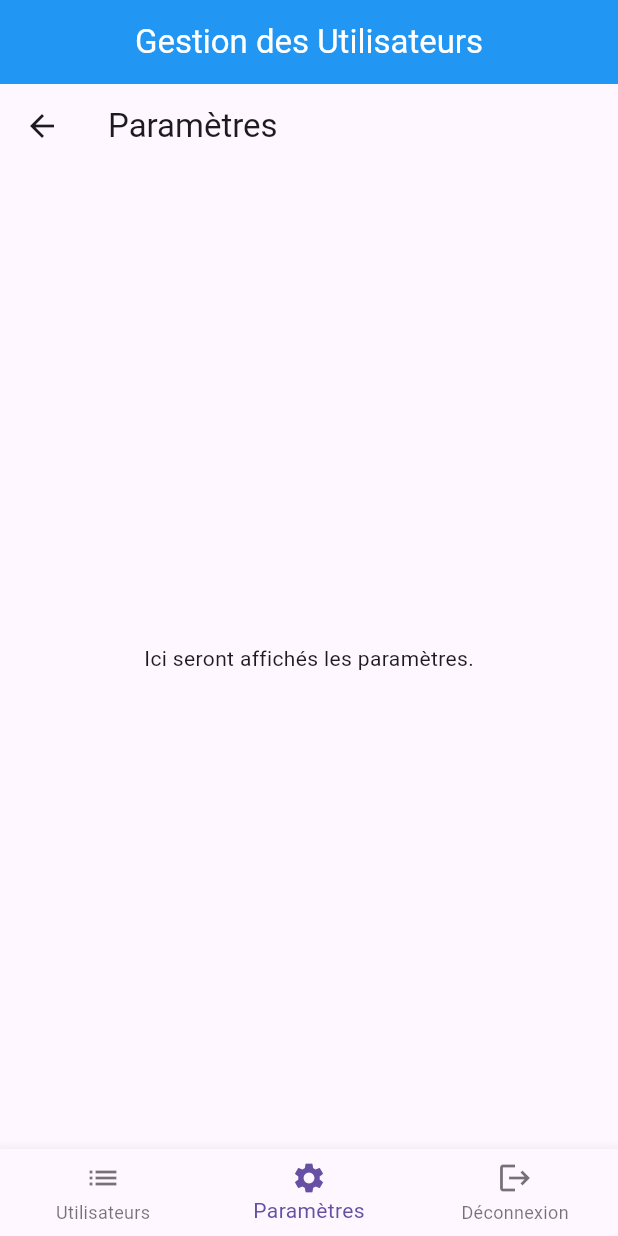
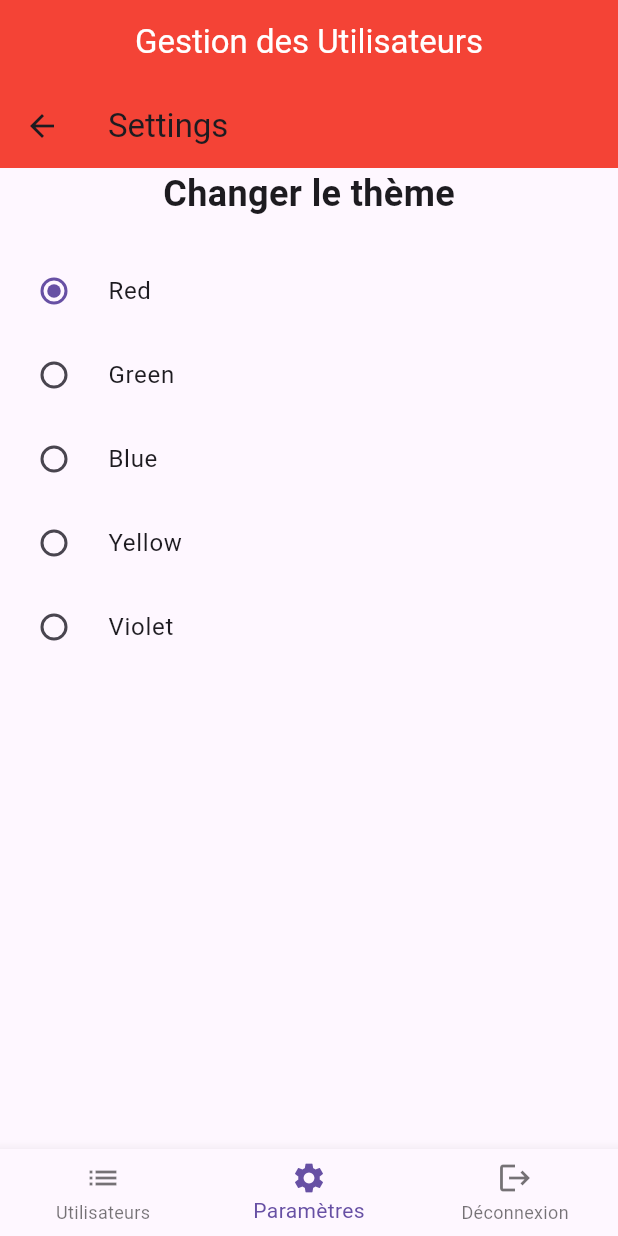
Before and after one commit to Piziik/gest_util, a Flutter app: the HomeScreen screen opened by its route, item 2 of the bottom bar chosen, on a phone screen of 412 x 824 dp. Run offline on Flutter 3.47's test engine with Material 3 defaults, Android fonts, the light colour scheme and no system bars; our stand-ins replace isar; accounts and stored records are empty; generated files the repository leaves out were written again.

Commit message:
Changement couleurs thème settings

```diff
--- a/lib/screens/home_screen.dart
+++ b/lib/screens/home_screen.dart
@@ -5,8 +5,9 @@ import '../services/user_service.dart';
 
 class HomeScreen extends StatefulWidget {
   final UserService userService;
+  final ValueNotifier<Color> appBarColorNotifier;
 
-  HomeScreen({required this.userService});
+  HomeScreen({required this.userService, required this.appBarColorNotifier});
 
   @override
   HomeScreenState createState() => HomeScreenState();
@@ -19,7 +20,7 @@ class HomeScreenState extends State<HomeScreen> {
   Widget build(BuildContext context) {
     final List<Widget> _widgetOptions = <Widget>[
       UserListScreen(userService: widget.userService),
-      SettingsScreen(),
+      SettingsScreen(appBarColorNotifier: widget.appBarColorNotifier),
       const Center(
         child: Text('Déconnexion'),
       ),
@@ -37,7 +38,7 @@ class HomeScreenState extends State<HomeScreen> {
 
     return Scaffold(
       appBar: AppBar(
-        backgroundColor: Colors.blue,
+        backgroundColor: widget.appBarColorNotifier.value,
         title: const Center(
           child: Text(
             'Gestion des Utilisateurs',
--- a/lib/screens/login_screen.dart
+++ b/lib/screens/login_screen.dart
@@ -3,8 +3,9 @@ import '../services/user_service.dart';
 
 class LoginScreen extends StatefulWidget {
   final UserService userService;
+  final ValueNotifier<Color> appBarColorNotifier;
 
-  LoginScreen({required this.userService});
+  LoginScreen({required this.userService, required this.appBarColorNotifier});
 
   @override
   _LoginScreenState createState() => _LoginScreenState();
@@ -38,7 +39,7 @@ class _LoginScreenState extends State<LoginScreen> {
   Widget build(BuildContext context) {
     return Scaffold(
       appBar: AppBar(
-        backgroundColor: Colors.blue,
+        backgroundColor: widget.appBarColorNotifier.value,
         title: Center(
           child: Text(
             'Connexion',
--- a/lib/screens/settings_screen.dart
+++ b/lib/screens/settings_screen.dart
@@ -1,14 +1,52 @@
 import 'package:flutter/material.dart';
 
 class SettingsScreen extends StatelessWidget {
+  final ValueNotifier<Color> appBarColorNotifier;
+
+  SettingsScreen({required this.appBarColorNotifier});
+
+  final Map<String, Color> colors = {
+    'Red': Colors.red,
+    'Green': Colors.green,
+    'Blue': Colors.blue,
+    'Yellow': Colors.yellow,
+    'Violet': Colors.purple,
+  };
+
   @override
   Widget build(BuildContext context) {
     return Scaffold(
       appBar: AppBar(
-        title: Text('Paramètres'),
+        title: Text('Settings'),
       ),
       body: Center(
-        child: Text('Ici seront affichés les paramètres.'),
+        child: Column(
+          children: [
+            Text(
+              'Changer le thème',
+              style: TextStyle(
+                fontSize: 24,
+                fontWeight: FontWeight.bold,
+              ),
+            ),
+            SizedBox(height: 20),
+            Column(
+              mainAxisAlignment: MainAxisAlignment.center,
+              children: colors.keys.map((String key) {
+                return RadioListTile<Color>(
+                  title: Text(key),
+                  value: colors[key]!,
+                  groupValue: appBarColorNotifier.value,
+                  onChanged: (Color? value) {
+                    if (value != null) {
+                      appBarColorNotifier.value = value;
+                    }
+                  },
+                );
+              }).toList(),
+            ),
+          ],
+        ),
       ),
     );
   }
```
Also changed, not shown: lib/main.dart (+13 -3 lines).
